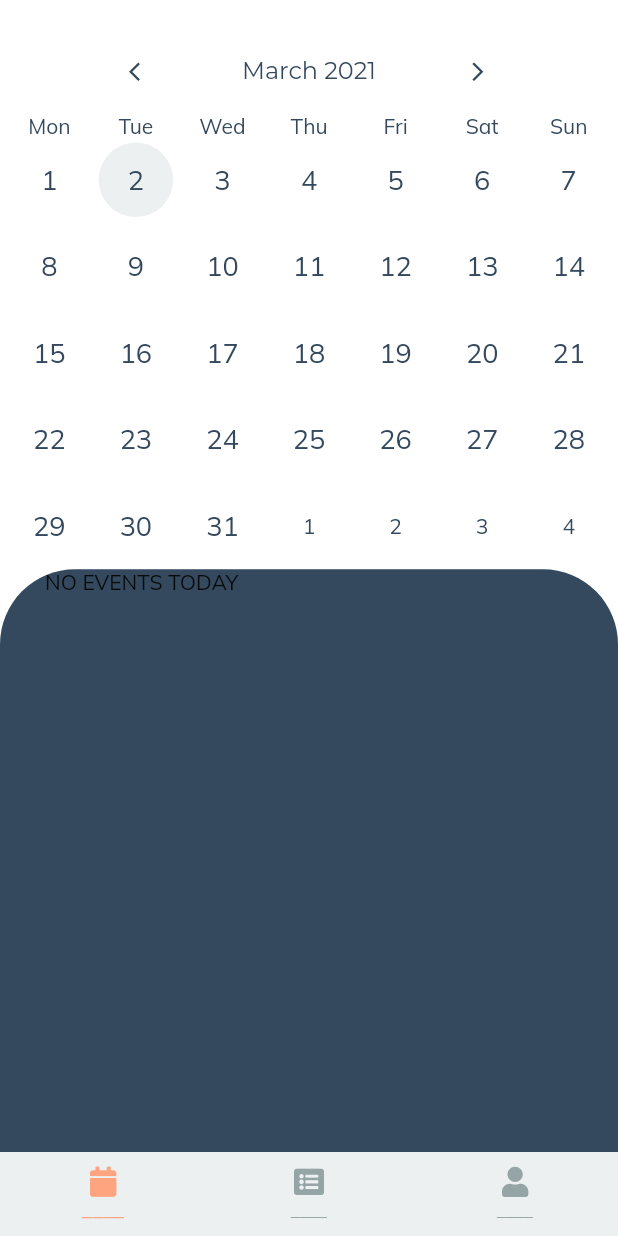
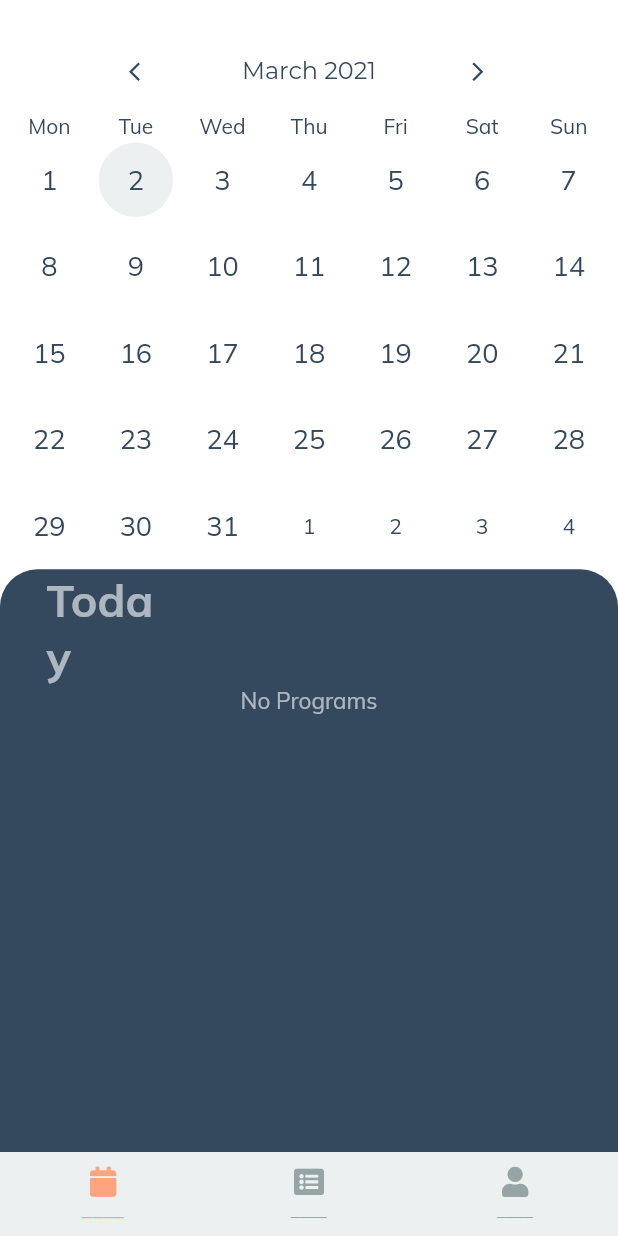
Before and after one commit to codegarden-sa/remnevents, a Flutter app: the screen it shows after launch, on a phone screen of 412 x 824 dp. Run offline on Flutter 3.47's test engine with Material 2 defaults, Android fonts, the phone set to English and light mode, and no system bars; drawn by our look-alikes of table_calendar; our stand-ins replace cloud_firestore, date_field, firebase_auth, firebase_core, flutter_neumorphic, flutter_spinkit and 3 more; missing offline and left inert: lit_firebase_auth; accounts and stored records are empty.

Commit message:
updated ui

```diff
--- a/lib/screens/calendar/calendar_events.dart
+++ b/lib/screens/calendar/calendar_events.dart
@@ -162,29 +162,32 @@ class _CalendarEventsState extends State<CalendarEvents> {
                 height: MediaQuery.of(context).size.height * 0.55,
                 decoration: BoxDecoration(
                   borderRadius: BorderRadius.only(
-                    topLeft: Radius.circular(50),
-                    topRight: Radius.circular(50),
+                    topLeft: Radius.circular(25),
+                    topRight: Radius.circular(25),
                   ),
                   color: AppConstants.darkblue,
                 ),
                       child: Stack(
                         children: [Column(
                           children: [
-                        //   Padding(
-                        //   padding: EdgeInsets.only(top: 10),
-                        //   child: Text(
-                        //     "Today",
-                        //     style: TextStyle(
-                        //         color: Colors.white,
-                        //         fontSize: 30,
-                        //         fontWeight: FontWeight.bold),
-                        //   ),
-                        // ),
+                          Padding(
+                          padding: EdgeInsetsDirectional.fromSTEB(1.0, 2.0, 295, 0.0),
+                          child: Text(
+                            "Today",
+                            style: TextStyle(
+                                color: Colors.white60,
+                                fontSize: 30,
+                                fontWeight: FontWeight.bold),
+                          ),
+                        ),
                             ..._selectedEvents
                                 .map((event) => EventTile(event: event)),
                             _isDayEventsEmpty == false
                                 ? SizedBox(width: 0, height: 0)
-                                : Text('NO EVENTS TODAY')
+                                : Padding(
+                                  padding: const EdgeInsets.only(right: 30),
+                                  child: Text('No Programs', style: TextStyle(color: Colors.white60, fontSize: 15),
+                                )),
                           ],
                         ),]
                       ),
```
Also changed, not shown: lib/constants/loading.dart (+12 -3 lines), lib/screens/events/book_event.dart (+12 -2 lines), lib/screens/events/event_list.dart (+24 -1 lines).
